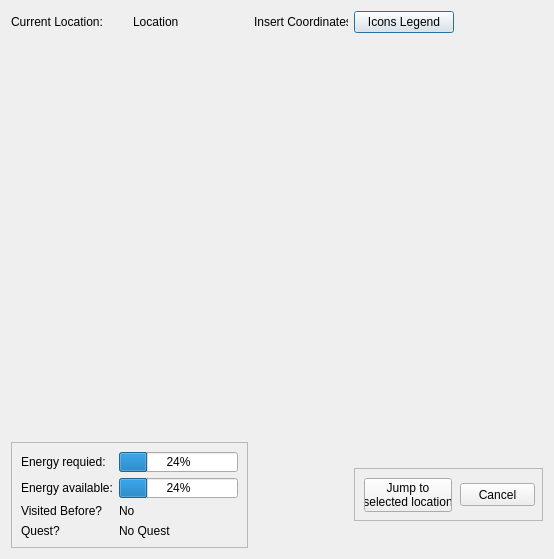
Qt form setroute.ui (Metsuryu/Star_Stuff) before a commit.
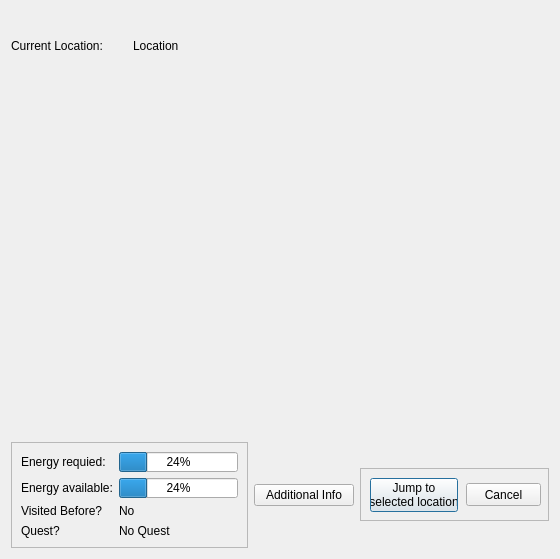
The same form after that commit.

What changed in the file:
```diff
--- a/setroute.ui
+++ b/setroute.ui
@@ -32,34 +32,72 @@
    <string>Dialog</string>
   </property>
   <layout class="QGridLayout" name="gridLayout_3">
-   <item row="1" column="0">
-    <widget class="QLabel" name="LBCurrentLocation">
-     <property name="text">
-      <string>Current Location:</string>
+   <item row="3" column="0" colspan="4">
+    <widget class="QWidget" name="MapFrame" native="true">
+     <property name="minimumSize">
+      <size>
+       <width>532</width>
+       <height>350</height>
+      </size>
      </property>
-    </widget>
-   </item>
-   <item row="1" column="1">
-    <widget class="QLabel" name="LBCurrentLocationValue">
-     <property name="text">
-      <string>Location</string>
+     <property name="autoFillBackground">
+      <bool>false</bool>
      </property>
+     <property name="styleSheet">
+      <string notr="true">border-color: rgb(0, 0, 0);</string>
+     </property>
+     <layout class="QGridLayout" name="MapLayout"/>
     </widget>
    </item>
-   <item row="1" column="2">
-    <widget class="QLabel" name="LBCoordinates">
+   <item row="5" column="3">
+    <widget class="QFrame" name="frame">
      <property name="maximumSize">
       <size>
-       <width>94</width>
-       <height>16</height>
+       <width>189</width>
+       <height>53</height>
       </size>
      </property>
-     <property name="text">
-      <string>Insert Coordinates:</string>
+     <property name="frameShape">
+      <enum>QFrame::StyledPanel</enum>
      </property>
+     <property name="frameShadow">
+      <enum>QFrame::Raised</enum>
+     </property>
+     <layout class="QHBoxLayout" name="horizontalLayout">
+      <property name="spacing">
+       <number>23</number>
+      </property>
+      <item>
+       <widget class="QPushButton" name="BTJumpToLocation">
+        <property name="minimumSize">
+         <size>
+          <width>88</width>
+          <height>34</height>
+         </size>
+        </property>
+        <property name="text">
+         <string>Jump to 
+selected location</string>
+        </property>
+       </widget>
+      </item>
+      <item>
+       <widget class="QPushButton" name="BTCancel">
+        <property name="minimumSize">
+         <size>
+          <width>75</width>
+          <height>23</height>
+         </size>
+        </property>
+        <property name="text">
+         <string>Cancel</string>
+        </property>
+       </widget>
+      </item>
+     </layout>
     </widget>
    </item>
-   <item row="4" column="0" colspan="2">
+   <item row="5" column="0" colspan="2">
     <widget class="QFrame" name="InfoFrame">
      <property name="minimumSize">
       <size>
@@ -154,8 +192,8 @@
      </layout>
     </widget>
    </item>
-   <item row="1" column="3">
-    <widget class="QPushButton" name="BTIconsLegend">
+   <item row="5" column="2">
+    <widget class="QPushButton" name="BTAdditionalInfo">
      <property name="maximumSize">
       <size>
        <width>100</width>
@@ -163,73 +201,22 @@
       </size>
      </property>
      <property name="text">
-      <string>Icons Legend</string>
+      <string>Additional Info</string>
      </property>
     </widget>
    </item>
-   <item row="4" column="3">
-    <widget class="QFrame" name="frame">
-     <property name="maximumSize">
-      <size>
-       <width>189</width>
-       <height>53</height>
-      </size>
+   <item row="1" column="1">
+    <widget class="QLabel" name="LBCurrentLocationValue">
+     <property name="text">
+      <string>Location</string>
      </property>
-     <property name="frameShape">
-      <enum>QFrame::StyledPanel</enum>
-     </property>
-     <property name="frameShadow">
-      <enum>QFrame::Raised</enum>
-     </property>
-     <layout class="QHBoxLayout" name="horizontalLayout">
-      <property name="spacing">
-       <number>23</number>
-      </property>
-      <item>
-       <widget class="QPushButton" name="BTJumpToLocation">
-        <property name="minimumSize">
-         <size>
-          <width>88</width>
-          <height>34</height>
-         </size>
-        </property>
-        <property name="text">
-         <string>Jump to 
-selected location</string>
-        </property>
-       </widget>
-      </item>
-      <item>
-       <widget class="QPushButton" name="BTCancel">
-        <property name="minimumSize">
-         <size>
-          <width>75</width>
-          <height>23</height>
-         </size>
-        </property>
-        <property name="text">
-         <string>Cancel</string>
-        </property>
-       </widget>
-      </item>
-     </layout>
     </widget>
    </item>
-   <item row="3" column="0" colspan="4">
-    <widget class="QWidget" name="MapFrame" native="true">
-     <property name="minimumSize">
-      <size>
-       <width>532</width>
-       <height>350</height>
-      </size>
+   <item row="1" column="0">
+    <widget class="QLabel" name="LBCurrentLocation">
+     <property name="text">
+      <string>Current Location:</string>
      </property>
-     <property name="autoFillBackground">
-      <bool>false</bool>
-     </property>
-     <property name="styleSheet">
-      <string notr="true">border-color: rgb(0, 0, 0);</string>
-     </property>
-     <layout class="QGridLayout" name="MapLayout"/>
     </widget>
    </item>
   </layout>
```
